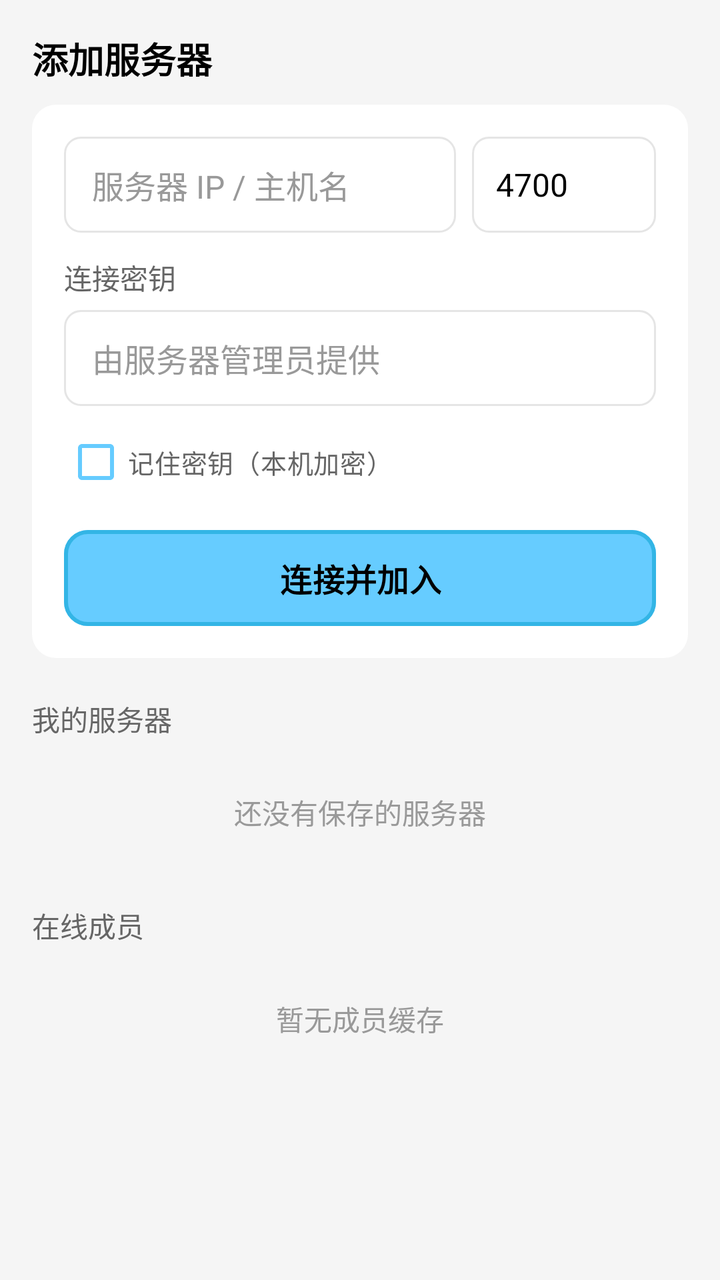
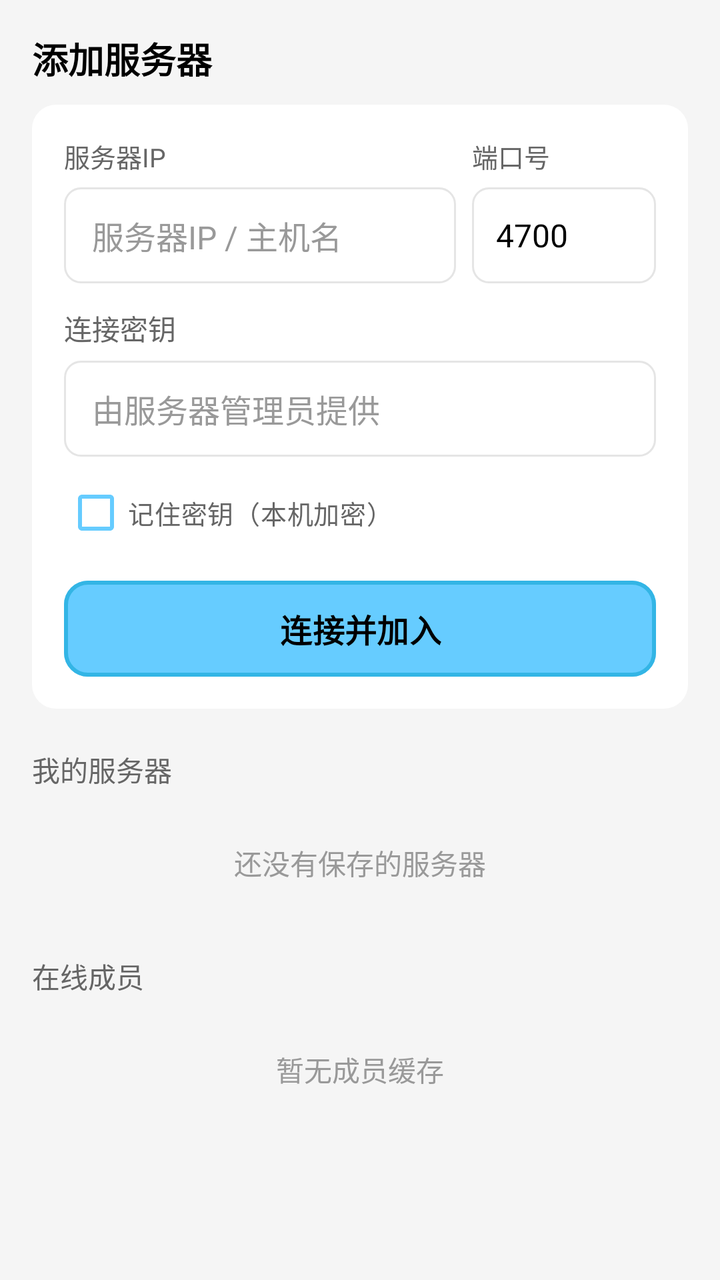

Before-and-after screenshots of an Android layout around one commit, followed by the original layout XML and the change that was made.
<!-- AndroidManifest.xml: application theme Theme.CoTalkProject -->
<!-- res/layout/fragment_contacts.xml -->
<?xml version="1.0" encoding="utf-8"?>
<androidx.core.widget.NestedScrollView xmlns:android="http://schemas.android.com/apk/res/android"
    xmlns:app="http://schemas.android.com/apk/res-auto"
    android:layout_width="match_parent"
    android:layout_height="match_parent"
    android:background="@color/bg_page"
    android:clipToPadding="false"
    android:fillViewport="true"
    android:overScrollMode="never">

    <LinearLayout
        android:layout_width="match_parent"
        android:layout_height="wrap_content"
        android:orientation="vertical"
        android:paddingStart="16dp"
        android:paddingTop="16dp"
        android:paddingEnd="16dp"
        android:paddingBottom="24dp">

        <TextView
            android:layout_width="match_parent"
            android:layout_height="wrap_content"
            android:text="@string/contacts_add_server"
            android:textColor="@color/text_primary"
            android:textSize="18sp"
            android:textStyle="bold" />

        <LinearLayout
            android:layout_width="match_parent"
            android:layout_height="wrap_content"
            android:layout_marginTop="10dp"
            android:background="@drawable/bg_card"
            android:orientation="vertical"
            android:padding="16dp">

            <LinearLayout
                android:layout_width="match_parent"
                android:layout_height="wrap_content"
                android:orientation="horizontal">

                <EditText
                    android:id="@+id/et_host"
                    android:layout_width="0dp"
                    android:layout_height="48dp"
                    android:layout_weight="1"
                    android:background="@drawable/et_round"
                    android:hint="@string/hint_host"
                    android:inputType="text"
                    android:maxLines="1"
                    android:paddingStart="14dp"
                    android:paddingEnd="14dp"
                    android:singleLine="true"
                    android:textColor="@color/text_primary"
                    android:textColorHint="@color/text_hint"
                    android:textSize="16sp" />

                <EditText
                    android:id="@+id/et_port"
                    android:layout_width="92dp"
                    android:layout_height="48dp"
                    android:layout_marginStart="8dp"
                    android:background="@drawable/et_round"
                    android:hint="@string/hint_port"
                    android:inputType="number"
                    android:maxLength="5"
                    android:maxLines="1"
                    android:paddingStart="12dp"
                    android:paddingEnd="12dp"
                    android:singleLine="true"
                    android:text="4700"
                    android:textColor="@color/text_primary"
                    android:textColorHint="@color/text_hint"
                    android:textSize="16sp" />
            </LinearLayout>

            <TextView
                android:layout_width="match_parent"
                android:layout_height="wrap_content"
                android:layout_marginTop="12dp"
                android:text="@string/auth_key"
                android:textColor="@color/text_secondary"
                android:textSize="14sp" />

            <EditText
                android:id="@+id/et_auth_key"
                android:layout_width="match_parent"
                android:layout_height="48dp"
                android:layout_marginTop="6dp"
                android:background="@drawable/et_round"
                android:hint="@string/hint_auth_key"
                android:inputType="textPassword"
                android:maxLines="1"
                android:paddingStart="14dp"
                android:paddingEnd="14dp"
                android:singleLine="true"
                android:textColor="@color/text_primary"
                android:textColorHint="@color/text_hint"
                android:textSize="16sp" />

            <CheckBox
                android:id="@+id/cb_remember_key"
                android:layout_width="wrap_content"
                android:layout_height="wrap_content"
                android:layout_marginTop="4dp"
                android:buttonTint="@color/blue_ty"
                android:checked="true"
                android:paddingStart="0dp"
                android:text="@string/remember_auth_key"
                android:textColor="@color/text_secondary"
                android:textSize="13sp" />

            <com.google.android.material.button.MaterialButton
                android:id="@+id/btn_connect_server"
                android:layout_width="match_parent"
                android:layout_height="48dp"
                android:layout_marginTop="10dp"
                android:insetTop="0dp"
                android:insetBottom="0dp"
                android:stateListAnimator="@null"
                android:text="@string/connect_and_join"
                android:textColor="@color/text_primary"
                android:textSize="16sp"
                android:textStyle="bold"
                app:backgroundTint="@color/blue_ty"
                app:cornerRadius="12dp"
                app:rippleColor="@color/blue_dark"
                app:strokeColor="@color/blue_dark"
                app:strokeWidth="2dp" />

        </LinearLayout>

        <TextView
            android:layout_width="match_parent"
            android:layout_height="wrap_content"
            android:layout_marginTop="20dp"
            android:text="@string/my_servers"
            android:textColor="@color/text_secondary"
            android:textSize="14sp" />

        <TextView
            android:id="@+id/tv_servers_empty"
            android:layout_width="match_parent"
            android:layout_height="wrap_content"
            android:layout_marginTop="10dp"
            android:gravity="center"
            android:padding="16dp"
            android:text="@string/no_saved_servers"
            android:textColor="@color/text_hint"
            android:textSize="14sp" />

        <androidx.recyclerview.widget.RecyclerView
            android:id="@+id/rv_servers"
            android:layout_width="match_parent"
            android:layout_height="wrap_content"
            android:nestedScrollingEnabled="false"
            android:overScrollMode="never" />

        <TextView
            android:layout_width="match_parent"
            android:layout_height="wrap_content"
            android:layout_marginTop="20dp"
            android:text="@string/online_members"
            android:textColor="@color/text_secondary"
            android:textSize="14sp" />

        <TextView
            android:id="@+id/tv_members_empty"
            android:layout_width="match_parent"
            android:layout_height="wrap_content"
            android:layout_marginTop="10dp"
            android:gravity="center"
            android:padding="16dp"
            android:text="@string/no_cached_members"
            android:textColor="@color/text_hint"
            android:textSize="14sp" />

        <androidx.recyclerview.widget.RecyclerView
            android:id="@+id/rv_members"
            android:layout_width="match_parent"
            android:layout_height="wrap_content"
            android:nestedScrollingEnabled="false"
            android:overScrollMode="never" />

    </LinearLayout>
</androidx.core.widget.NestedScrollView>
<!-- resources referenced by this layout -->
<resources>
  <color name="bg_page">#FFF5F5F5</color>
  <color name="blue_dark">#FF33B5E5</color>
  <color name="blue_ty">#FF66CCFF</color>
  <color name="text_hint">#FF999999</color>
  <color name="text_primary">#FF000000</color>
  <color name="text_secondary">#FF666666</color>
  <!-- drawable bg_card (drawable) -->
  <?xml version="1.0" encoding="utf-8"?>
  <shape xmlns:android="http://schemas.android.com/apk/res/android"
      android:shape="rectangle">
      <solid android:color="@color/white" />
      <corners android:radius="12dp" />
  </shape>
  <!-- drawable et_round (drawable) -->
  <?xml version="1.0" encoding="utf-8"?>
  <shape xmlns:android="http://schemas.android.com/apk/res/android"
      android:shape="rectangle">
      <solid android:color="@color/white" />
      <corners android:radius="8dp" />
      <stroke
          android:width="1dp"
          android:color="@color/divider" />
  </shape>
  <string name="auth_key">连接密钥</string>
  <string name="connect_and_join">连接并加入</string>
  <string name="contacts_add_server">添加服务器</string>
  <string name="hint_auth_key">由服务器管理员提供</string>
  <string name="hint_host">服务器 IP / 主机名</string>
  <string name="hint_port">4700</string>
  <string name="my_servers">我的服务器</string>
  <string name="no_cached_members">暂无成员缓存</string>
  <string name="no_saved_servers">还没有保存的服务器</string>
  <string name="online_members">在线成员</string>
  <string name="remember_auth_key">记住密钥（本机加密）</string>
  <style name="Theme.CoTalkProject" parent="Base.Theme.CoTalkProject" />
  <color name="white">#FFFFFFFF</color>
  <color name="divider">#FFE5E5E5</color>
  <style name="Base.Theme.CoTalkProject" parent="Theme.Material3.Light.NoActionBar">
          <item name="colorPrimary">@color/blue_ty</item>
          <item name="colorOnPrimary">@color/text_primary</item>
          <item name="colorSecondary">@color/blue_dark</item>
          <item name="colorOnSecondary">@color/text_primary</item>
          <item name="android:colorAccent">@color/blue_ty</item>
  
          <item name="android:windowBackground">@color/bg_page</item>
          <item name="android:statusBarColor">@color/blue_ty</item>
          <item name="android:navigationBarColor">@color/white</item>
          <item name="android:windowLightStatusBar">true</item>
          <item name="android:windowLightNavigationBar" tools:targetApi="o_mr1">true</item>
          <item name="android:forceDarkAllowed" tools:targetApi="q">false</item>
      </style>
</resources>

<!-- the commit's change to res/layout/fragment_contacts.xml (unified diff, before → after) -->
@@ -36,6 +36,31 @@
             <LinearLayout
                 android:layout_width="match_parent"
                 android:layout_height="wrap_content"
+                android:orientation="horizontal">
+
+                <TextView
+                    android:layout_width="0dp"
+                    android:layout_height="wrap_content"
+                    android:layout_weight="1"
+                    android:labelFor="@id/et_host"
+                    android:text="@string/label_server_ip"
+                    android:textColor="@color/text_secondary"
+                    android:textSize="13sp" />
+
+                <TextView
+                    android:layout_width="92dp"
+                    android:layout_height="wrap_content"
+                    android:layout_marginStart="8dp"
+                    android:labelFor="@id/et_port"
+                    android:text="@string/label_server_port"
+                    android:textColor="@color/text_secondary"
+                    android:textSize="13sp" />
+            </LinearLayout>
+
+            <LinearLayout
+                android:layout_width="match_parent"
+                android:layout_height="wrap_content"
+                android:layout_marginTop="6dp"
                 android:orientation="horizontal">
 
                 <EditText
<!-- resource entries referenced after the edit -->
@@ -27,8 +27,10 @@
   <string name="connect_and_join">连接并加入</string>
   <string name="contacts_add_server">添加服务器</string>
   <string name="hint_auth_key">由服务器管理员提供</string>
-  <string name="hint_host">服务器 IP / 主机名</string>
+  <string name="hint_host">服务器IP / 主机名</string>
   <string name="hint_port">4700</string>
+  <string name="label_server_ip">服务器IP</string>
+  <string name="label_server_port">端口号</string>
   <string name="my_servers">我的服务器</string>
   <string name="no_cached_members">暂无成员缓存</string>
   <string name="no_saved_servers">还没有保存的服务器</string>
